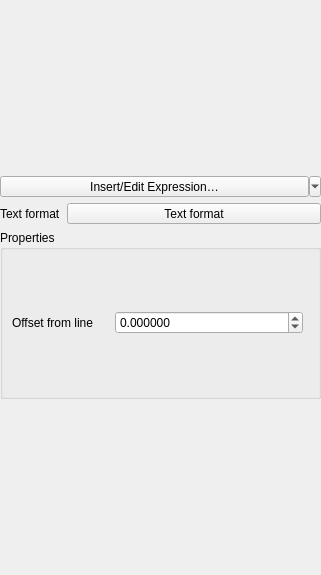
The window that src/ui/annotations/qgsannotationlinetextwidgetbase.ui (qgis/QGIS) describes before a commit, drawn with Qt 5.
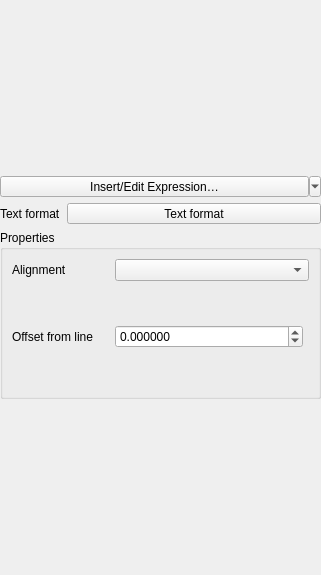
The same window after the commit. Custom widgets are drawn as their Qt base class.

Commit message:
[feature] Support text alignment for text on line annotation item types
Allows for text placement at end or center of line

What changed in the file:
```diff
--- a/src/ui/annotations/qgsannotationlinetextwidgetbase.ui
+++ b/src/ui/annotations/qgsannotationlinetextwidgetbase.ui
@@ -84,7 +84,14 @@
       <string>Properties</string>
      </property>
      <layout class="QGridLayout" name="gridLayout_2" columnstretch="1,2">
-      <item row="0" column="1">
+      <item row="1" column="0">
+       <widget class="QLabel" name="label_4">
+        <property name="text">
+         <string>Offset from line</string>
+        </property>
+       </widget>
+      </item>
+      <item row="1" column="1">
        <layout class="QHBoxLayout" name="horizontalLayout_3">
         <item>
          <widget class="QgsDoubleSpinBox" name="mSpinOffset">
@@ -127,12 +134,15 @@
        </layout>
       </item>
       <item row="0" column="0">
-       <widget class="QLabel" name="label_4">
+       <widget class="QLabel" name="label">
         <property name="text">
-         <string>Offset from line</string>
+         <string>Alignment</string>
         </property>
        </widget>
       </item>
+      <item row="0" column="1">
+       <widget class="QComboBox" name="mAlignmentCombo"/>
+      </item>
      </layout>
     </widget>
    </item>
```
Left out of the diff: 9 changed lines with no effect on the pictures. The commit also changes 7 other files.
